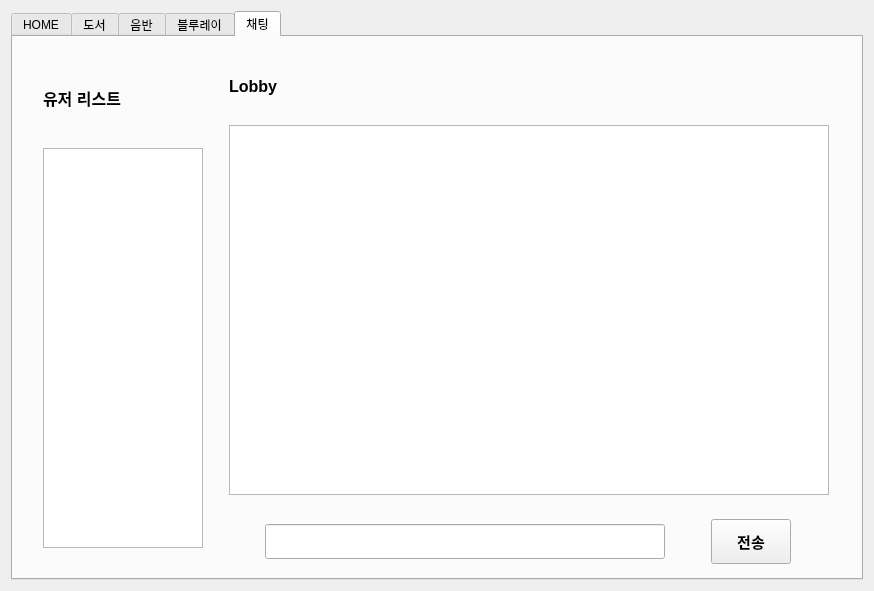
This is client.ui in Henry93s/koradin as Qt 5 draws it before an edit. The edited form follows.
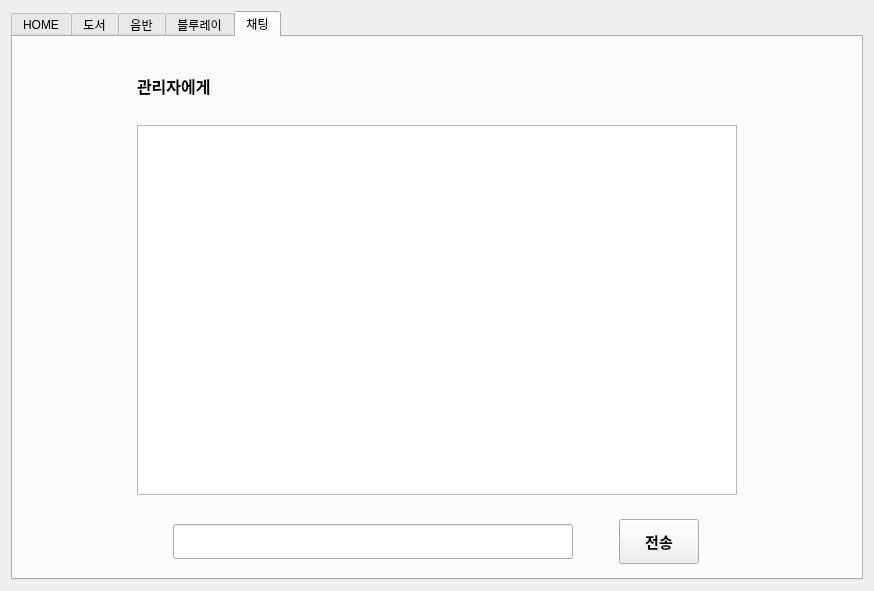
This is the edited form.

```diff
--- a/client.ui
+++ b/client.ui
@@ -1490,94 +1490,16 @@
       <attribute name="title">
        <string>채팅</string>
       </attribute>
-      <widget class="QWidget" name="">
+      <widget class="QWidget" name="layoutWidget">
        <property name="geometry">
         <rect>
          <x>20</x>
          <y>10</y>
-         <width>806</width>
+         <width>809</width>
          <height>541</height>
         </rect>
        </property>
        <layout class="QHBoxLayout" name="horizontalLayout_13">
-        <item>
-         <layout class="QVBoxLayout" name="verticalLayout">
-          <property name="spacing">
-           <number>10</number>
-          </property>
-          <property name="leftMargin">
-           <number>10</number>
-          </property>
-          <property name="topMargin">
-           <number>10</number>
-          </property>
-          <property name="rightMargin">
-           <number>10</number>
-          </property>
-          <property name="bottomMargin">
-           <number>10</number>
-          </property>
-          <item>
-           <widget class="QLabel" name="label_7">
-            <property name="sizePolicy">
-             <sizepolicy hsizetype="Fixed" vsizetype="Fixed">
-              <horstretch>0</horstretch>
-              <verstretch>0</verstretch>
-             </sizepolicy>
-            </property>
-            <property name="minimumSize">
-             <size>
-              <width>100</width>
-              <height>25</height>
-             </size>
-            </property>
-            <property name="maximumSize">
-             <size>
-              <width>100</width>
-              <height>25</height>
-             </size>
-            </property>
-            <property name="font">
-             <font>
-              <pointsize>12</pointsize>
-              <bold>true</bold>
-             </font>
-            </property>
-            <property name="text">
-             <string>유저 리스트</string>
-            </property>
-           </widget>
-          </item>
-          <item>
-           <widget class="QListView" name="client_chat_user_listView">
-            <property name="sizePolicy">
-             <sizepolicy hsizetype="Fixed" vsizetype="Fixed">
-              <horstretch>0</horstretch>
-              <verstretch>0</verstretch>
-             </sizepolicy>
-            </property>
-            <property name="minimumSize">
-             <size>
-              <width>160</width>
-              <height>400</height>
-             </size>
-            </property>
-            <property name="maximumSize">
-             <size>
-              <width>160</width>
-              <height>400</height>
-             </size>
-            </property>
-            <property name="wordWrap">
-             <bool>false</bool>
-            </property>
-            <property name="itemAlignment">
-             <set>Qt::AlignmentFlag::AlignHCenter</set>
-            </property>
-           </widget>
-          </item>
-         </layout>
-        </item>
         <item>
          <layout class="QVBoxLayout" name="verticalLayout_14">
           <property name="spacing">
@@ -1616,7 +1538,7 @@
              </font>
             </property>
             <property name="text">
-             <string>Lobby</string>
+             <string>관리자에게</string>
             </property>
            </widget>
           </item>
@@ -1636,7 +1558,7 @@
             </property>
             <property name="maximumSize">
              <size>
-              <width>600</width>
+              <width>700</width>
               <height>370</height>
              </size>
             </property>
@@ -1699,14 +1621,6 @@
    </item>
   </layout>
  </widget>
- <customwidgets>
-  <customwidget>
-   <class>ChattingRoom</class>
-   <extends>QWidget</extends>
-   <header location="global">chattingroom.h</header>
-   <container>1</container>
-  </customwidget>
- </customwidgets>
  <resources/>
  <connections/>
 </ui>
```
Left out of the diff: 8 changed lines with no effect on the pictures.
